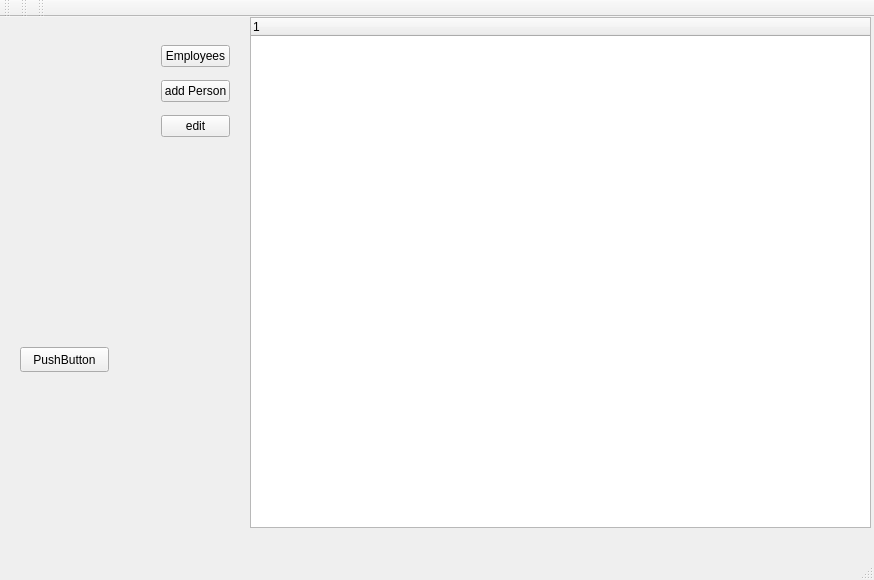
The window that project_emp/mainwindow.ui (UserTomas/employee) describes before a commit, drawn with Qt 5.
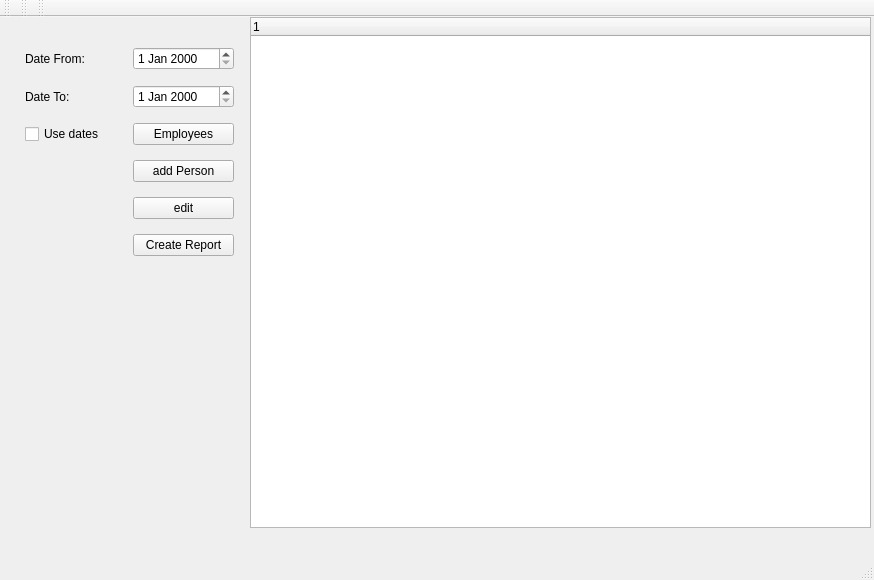
The same window after the commit.

The edit to the form file:
```diff
--- a/project_emp/mainwindow.ui
+++ b/project_emp/mainwindow.ui
@@ -35,50 +35,74 @@
      </property>
     </column>
    </widget>
-   <widget class="QPushButton" name="btnReport">
-    <property name="geometry">
-     <rect>
-      <x>20</x>
-      <y>330</y>
-      <width>89</width>
-      <height>25</height>
-     </rect>
-    </property>
-    <property name="text">
-     <string>PushButton</string>
-    </property>
-   </widget>
    <widget class="QWidget" name="">
     <property name="geometry">
      <rect>
-      <x>150</x>
+      <x>14</x>
       <y>10</y>
-      <width>91</width>
-      <height>131</height>
+      <width>231</width>
+      <height>251</height>
      </rect>
     </property>
-    <layout class="QVBoxLayout" name="verticalLayout">
-     <item>
+    <layout class="QGridLayout" name="gridLayout">
+     <item row="2" column="0">
+      <widget class="QCheckBox" name="checkBoxDates">
+       <property name="text">
+        <string>Use dates</string>
+       </property>
+      </widget>
+     </item>
+     <item row="2" column="1">
       <widget class="QPushButton" name="pushButton">
        <property name="text">
         <string>Employees</string>
        </property>
       </widget>
      </item>
-     <item>
+     <item row="1" column="1">
+      <widget class="QDateEdit" name="dateEditTo"/>
+     </item>
+     <item row="0" column="0">
+      <widget class="QLabel" name="label">
+       <property name="text">
+        <string>Date From:</string>
+       </property>
+       <property name="wordWrap">
+        <bool>false</bool>
+       </property>
+      </widget>
+     </item>
+     <item row="0" column="1">
+      <widget class="QDateEdit" name="dateEditFrom"/>
+     </item>
+     <item row="1" column="0">
+      <widget class="QLabel" name="label_2">
+       <property name="text">
+        <string>Date To:</string>
+       </property>
+      </widget>
+     </item>
+     <item row="3" column="1">
       <widget class="QPushButton" name="btnInsert">
        <property name="text">
         <string>add Person</string>
        </property>
       </widget>
      </item>
-     <item>
+     <item row="4" column="1">
       <widget class="QPushButton" name="update">
        <property name="text">
         <string>edit</string>
        </property>
       </widget>
      </item>
+     <item row="5" column="1">
+      <widget class="QPushButton" name="btnReport">
+       <property name="text">
+        <string>Create Report</string>
+       </property>
+      </widget>
+     </item>
     </layout>
    </widget>
   </widget>
```
